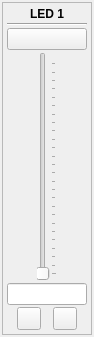
Old version of the form OpenStopMotion/trunk/gui/ledslider.ui in the repository pfedick/openstopmotion.
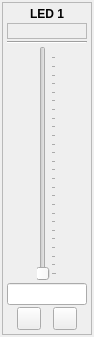
New version of the form. Icons and pictures are not drawn.

```diff
--- a/OpenStopMotion/trunk/gui/ledslider.ui
+++ b/OpenStopMotion/trunk/gui/ledslider.ui
@@ -55,28 +55,25 @@
        </widget>
       </item>
       <item>
-       <widget class="Line" name="line">
-        <property name="orientation">
-         <enum>Qt::Horizontal</enum>
-        </property>
-       </widget>
-      </item>
-      <item>
-       <widget class="QPushButton" name="onOff">
-        <property name="text">
-         <string/>
-        </property>
-        <property name="iconSize">
+       <widget class="QFrame" name="colorFrame">
+        <property name="minimumSize">
          <size>
-          <width>16</width>
+          <width>0</width>
           <height>16</height>
          </size>
         </property>
-        <property name="checkable">
-         <bool>true</bool>
+        <property name="frameShape">
+         <enum>QFrame::StyledPanel</enum>
         </property>
-        <property name="flat">
-         <bool>false</bool>
+        <property name="frameShadow">
+         <enum>QFrame::Raised</enum>
+        </property>
+       </widget>
+      </item>
+      <item>
+       <widget class="Line" name="line">
+        <property name="orientation">
+         <enum>Qt::Horizontal</enum>
         </property>
        </widget>
       </item>
```
Left out of the diff: 12 changed lines with no effect on the pictures.
